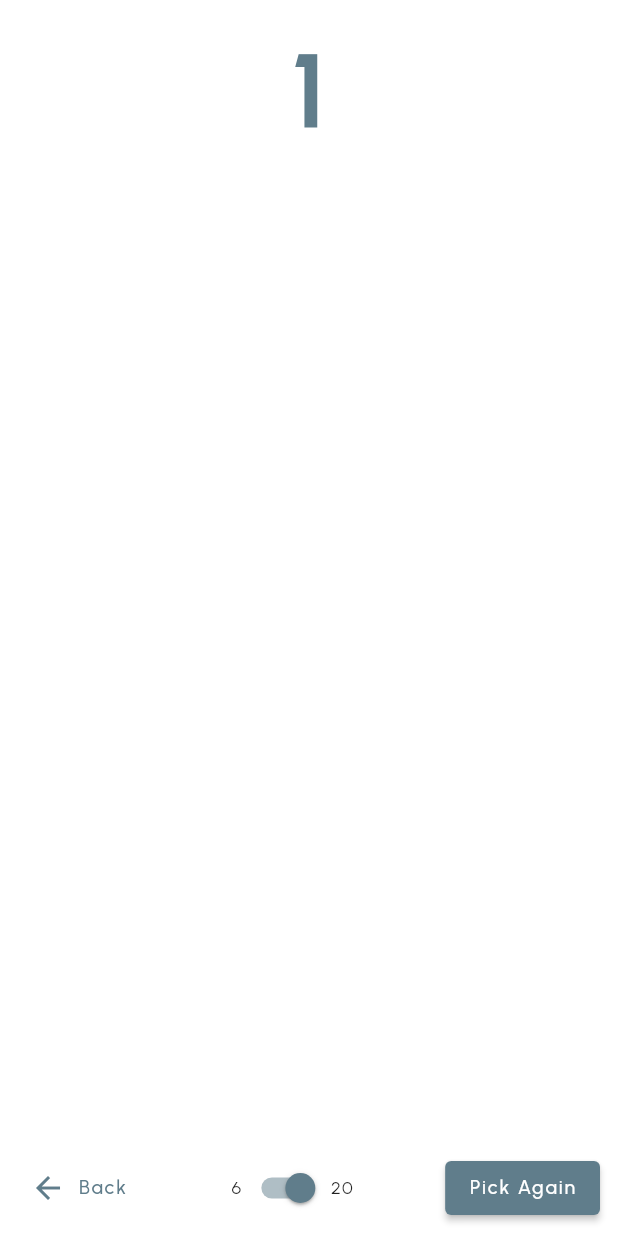
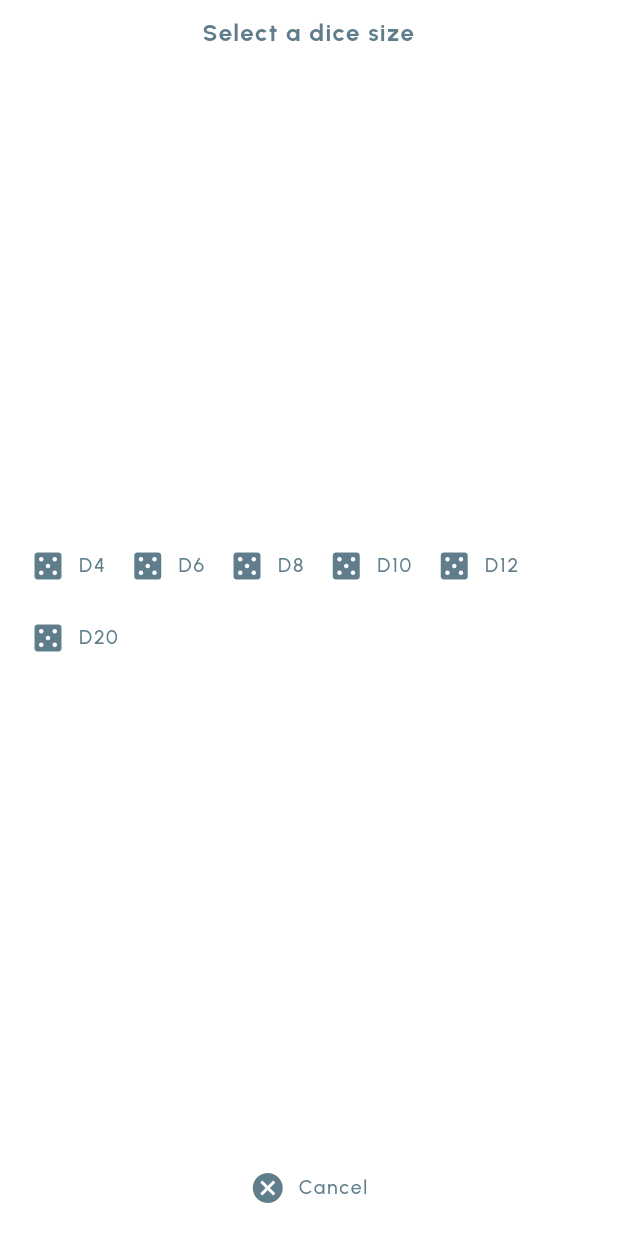
Before and after one commit to birkoss/mtg-tracker, a Flutter app: the PlayerBoxSettingsToolsDice widget shown alone on an empty page, opened directly, item 2 of the bottom bar chosen, on a phone screen of 412 x 824 dp. Run offline on Flutter 3.47's test engine with Material 2 defaults, Android fonts, the phone set to English and light mode, and no system bars; our stand-ins replace flutter_svg, google_fonts, shared_preferences, wakelock; accounts and stored records are empty.

Commit message:
More Dice options and Dice rolling history for the same dice

```diff
--- a/lib/main.dart
+++ b/lib/main.dart
@@ -3,10 +3,6 @@
 
 // TODO: Options - Choose Random Player
 // - Smoother animation/transition instead of flashing WHITE windows poping around (from: JaqueLeKappa)
-
-// TODO: Tools - Dice Toss
-//  - Add more dice (D4, D6, D8 and D20) (from: Dropkick-Octopus)
-//  - Maybe allow more dice to be roll at the same time (from: Toxxazhe)
 
 // TODO: Player Box
 //  - See and Track
--- a/lib/widgets/boxes/player/tools/dice.dart
+++ b/lib/widgets/boxes/player/tools/dice.dart
@@ -19,8 +19,12 @@ class _PlayerBoxSettingsToolsDiceState
     extends State<PlayerBoxSettingsToolsDice> {
   bool _isVisible = false;
 
+  bool _selectDice = false;
+
   int _dice = 6;
   int _value = 0;
+
+  final List<String> _results = [];
 
   @override
   void initState() {
@@ -46,8 +50,39 @@ class _PlayerBoxSettingsToolsDiceState
 
   void _pickValue() {
     setState(() {
+      if (_value != 0) {
+        _results.add(_value.toString());
+      }
+
       _value = Random().nextInt(_dice) + 1;
     });
+  }
+
+  List<Widget> _generateDices() {
+    List<Widget> widgets = [];
+
+    List<int> dices = [4, 6, 8, 10, 12, 20];
+    for (int dice in dices) {
+      widgets.add(
+        TextButton.icon(
+          onPressed: () {
+            setState(() {
+              _dice = dice;
+              _selectDice = false;
+              _results.clear();
+              _value = 0;
+              _pickValue();
+            });
+          },
+          icon: const Icon(Icons.casino),
+          label: Text(
+            "D" + dice.toString(),
+          ),
+        ),
+      );
+    }
+
+    return widgets;
   }
 
   @override
@@ -64,14 +99,90 @@ class _PlayerBoxSettingsToolsDiceState
       child: Container(
         padding: const EdgeInsets.all(12),
         color: Colors.white,
-        child: Column(
+        child: _selectDice
+            ? Column(
+                mainAxisAlignment: MainAxisAlignment.spaceBetween,
+                crossAxisAlignment: CrossAxisAlignment.stretch,
+                children: [
+                  Text(
+                    "Select a dice size",
+                    textAlign: TextAlign.center,
+                    style: Theme.of(context).textTheme.headline1!.copyWith(
+                          fontSize: 16,
+                          color: Theme.of(context).primaryColor,
+                        ),
+                  ),
+                  Wrap(
+                    children: _generateDices(),
+                  ),
+                  TextButton.icon(
+                    style: const ButtonStyle(
+                      tapTargetSize: MaterialTapTargetSize.shrinkWrap,
+                    ),
+                    onPressed: () {
+                      setState(() {
+                        _selectDice = false;
+                      });
+                    },
+                    icon: const Icon(Icons.cancel),
+                    label: const Text("Cancel"),
+                  ),
+                ],
+              )
+            : Column(
                 mainAxisAlignment: MainAxisAlignment.spaceBetween,
                 children: [
+                  Expanded(
+                    child: Row(
+                      children: [
+                        Text(
+                          _results.isEmpty ? "" : "Previous results: ",
+                          style:
+                              Theme.of(context).textTheme.headline1!.copyWith(
+                                    fontSize: 16,
+                                    color: Theme.of(context).primaryColor,
+                                  ),
+                        ),
+                        if (_results.isNotEmpty)
+                          Expanded(
+                            child: ListView.builder(
+                              itemCount: _results.length,
+                              scrollDirection: Axis.horizontal,
+                              itemBuilder: (context, index) => Padding(
+                                padding: const EdgeInsets.only(right: 8.0),
+                                child: Text(
+                                  _results[_results.length - index - 1] +
+                                      (index < _results.length - 1 ? "," : ""),
+                                  style: index == 0
+                                      ? Theme.of(context)
+                                          .textTheme
+                                          .headline1!
+                                          .copyWith(
+                                            fontSize: 16,
+                                            color:
+                                                Theme.of(context).primaryColor,
+                                          )
+                                      : Theme.of(context)
+                                          .textTheme
+                                          .headline2!
+                                          .copyWith(
+                                            fontSize: 16,
+                                            color:
+                                                Theme.of(context).primaryColor,
+                                          ),
+                                ),
+                              ),
+                            ),
+                          ),
+                      ],
+                    ),
+                  ),
                   Padding(
                     padding: const EdgeInsets.all(6.0),
                     child: AnimatedSwitcher(
                       duration: const Duration(milliseconds: 160),
-                transitionBuilder: (Widget child, Animation<double> animation) {
+                      transitionBuilder:
+                          (Widget child, Animation<double> animation) {
                         return ScaleTransition(scale: animation, child: child);
                       },
                       child: Text(
@@ -100,35 +211,16 @@ class _PlayerBoxSettingsToolsDiceState
                         icon: const Icon(Icons.arrow_back),
                         label: const Text("Back"),
                       ),
-                Row(
-                  children: [
-                    Text(
-                      "6",
-                      textAlign: TextAlign.end,
-                      style: Theme.of(context).textTheme.bodyText1!.copyWith(
-                            fontSize: 12,
-                            fontWeight: FontWeight.normal,
+                      TextButton.icon(
+                        onPressed: () {
+                          setState(() {
+                            _selectDice = true;
+                          });
+                        },
+                        icon: const Icon(Icons.casino),
+                        label: Text(
+                          "D" + _dice.toString(),
                         ),
-                    ),
-                    Switch(
-                      value: _dice == 20,
-                      materialTapTargetSize: MaterialTapTargetSize.shrinkWrap,
-                      onChanged: (bool value) {
-                        setState(() {
-                          _dice = (value ? 20 : 6);
-                        });
-                        _pickValue();
-                      },
-                    ),
-                    Text(
-                      "20",
-                      textAlign: TextAlign.start,
-                      style: Theme.of(context).textTheme.bodyText1!.copyWith(
-                            fontSize: 12,
-                            fontWeight: FontWeight.normal,
-                          ),
-                    ),
-                  ],
                       ),
                       ElevatedButton(
                         style: const ButtonStyle(
```
Lines whose indentation alone changed are shown as unchanged.
